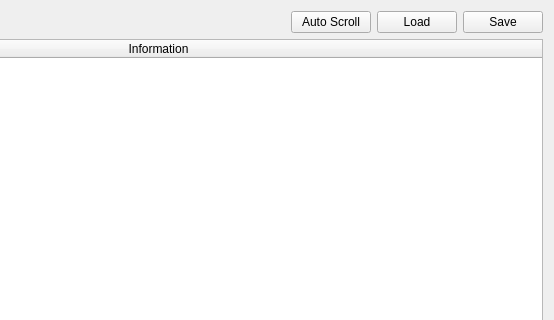
This is mainwindow.ui in Shinao/CDansLair as Qt 5 draws it before an edit; both pictures show x 717 to 1271 and y 0 to 320 of the 1271 by 535 pixel window. The edited form follows.
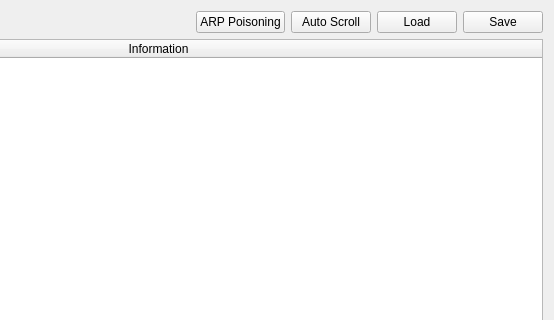
This is the edited form.

Commit message: ARP Poisoning + fix linux

```diff
--- a/mainwindow.ui
+++ b/mainwindow.ui
@@ -97,6 +97,13 @@
         </property>
        </spacer>
       </item>
+      <item>
+       <widget class="QPushButton" name="pb_arp">
+        <property name="text">
+         <string>ARP Poisoning</string>
+        </property>
+       </widget>
+      </item>
       <item>
        <widget class="QPushButton" name="pb_scroll">
         <property name="text">
```
The commit also changes 6 other files.
